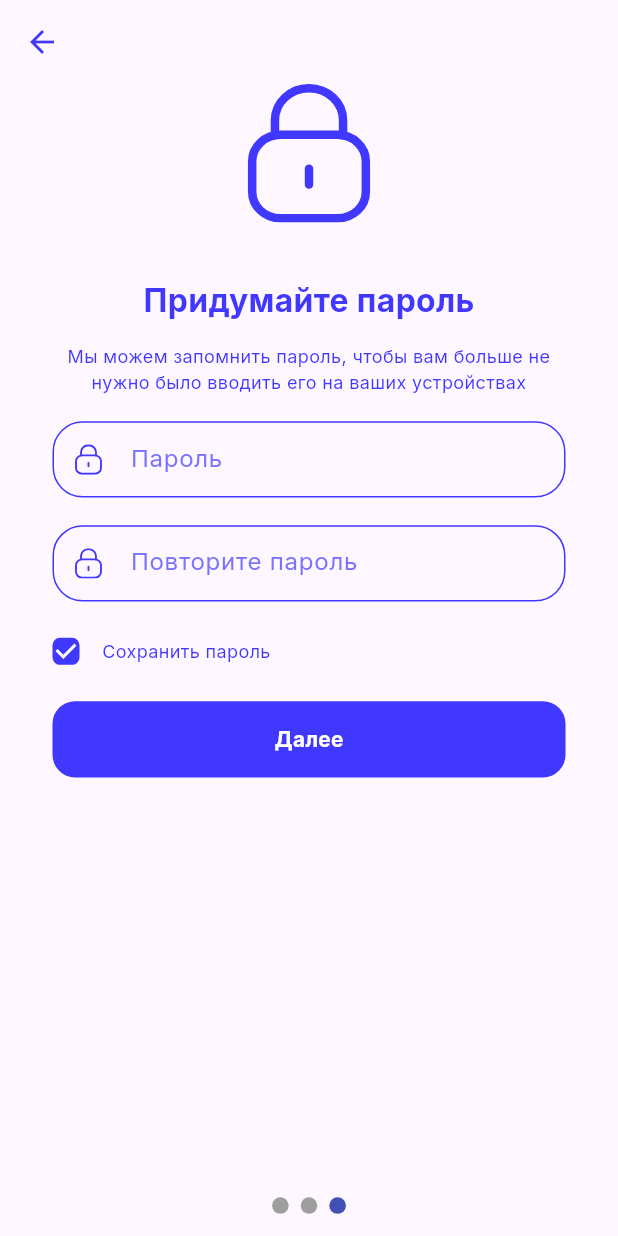
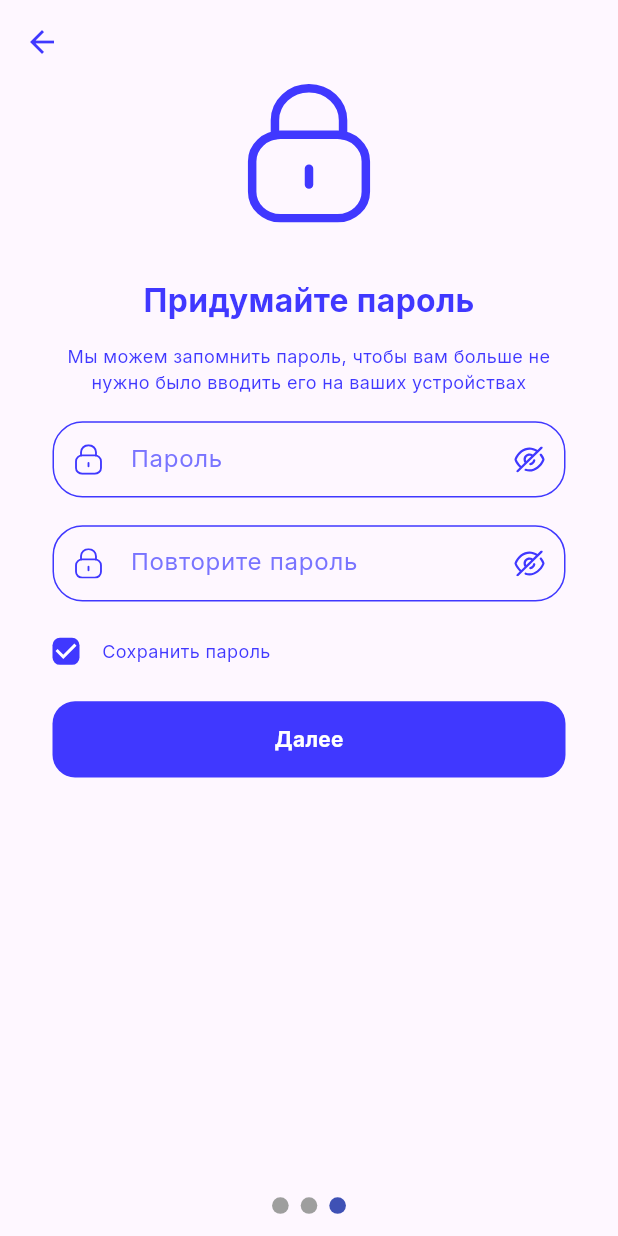
Before and after one commit to ExeLisor/Mashinki, a Flutter app: the screen it shows after launch, swiped to page 3, on a phone screen of 412 x 824 dp. Run offline on Flutter 3.47's test engine with Material 3 defaults, Android fonts, the phone set to English and light mode, and no system bars; drawn by our look-alikes of smooth_page_indicator; our stand-ins replace dio, flutter_svg, get, google_fonts, google_mobile_ads, logger and 3 more.

Commit message:
Added passwords controller

```diff
--- a/lib/const.dart
+++ b/lib/const.dart
@@ -8,14 +8,7 @@ const lockIconAsset = 'assets/icons/lock_icon.png';
 const accountAsset = 'assets/icons/account_icon.svg';
 const emailAsset = 'assets/icons/email_icon.svg';
 const lockAsset = 'assets/icons/lock_icon.svg';
+const lineEye = "assets/icons/line_eye.svg";
 const errorCrossAsset = 'assets/icons/error_cross.svg';
 const correctAnimation = "assets/animations/correct_animation.json";
 const deniedAnimation = "assets/animations/denied_animation.json";
-
-final RegExp nicknameRegExp = RegExp(
-  r'^[a-zA-Z0-9_]+$',
-);
-
-final RegExp emailRegExp = RegExp(
-  r'^[a-zA-Z0-9._%+-]+@[a-zA-Z0-9.-]+\.[a-zA-Z]{2,}$',
-);
--- a/lib/controllers/registration_controller.dart
+++ b/lib/controllers/registration_controller.dart
@@ -1,8 +1,98 @@
 import 'package:mashinki/exports.dart';
+
+class RegistrationPasswordsContoller extends GetxController
+    with GetSingleTickerProviderStateMixin {
+  final TextEditingController passwordFieldController = TextEditingController();
+  final TextEditingController confirmPasswordFieldController =
+      TextEditingController();
+
+  late final AnimationController passwordAnimationController;
+  late final AnimationController confirmPasswordAnimationController;
+
+  final Duration tranistionDuration = const Duration(milliseconds: 500);
+  final Duration completeDuration = const Duration(
+    milliseconds: 1800,
+  );
+  final Duration errorDuration = const Duration(
+    milliseconds: 450,
+  );
+
+  final Curve animationCurve = Curves.easeInOut;
+
+  String errorValidationMessage = "";
+  bool isValidationComplete = false;
+  bool isValidationError = false;
+
+  bool isShowPassword = false;
+  bool isShowConfirmPassword = false;
+
+  @override
+  void onInit() {
+    super.onInit();
+    initPasswordAnimationController();
+    initConfirmPasswordAnimationController();
+  }
+
+  void initPasswordAnimationController() =>
+      passwordAnimationController = AnimationController(
+        vsync: this,
+        duration: const Duration(seconds: 2),
+      );
+
+  void initConfirmPasswordAnimationController() =>
+      confirmPasswordAnimationController = AnimationController(
+        vsync: this,
+        duration: const Duration(seconds: 2),
+      );
+
+  void playPasswordAnimation() {
+    passwordAnimationController.reset();
+    passwordAnimationController.forward();
+  }
+
+  void playConfirmPasswordAnimation() {
+    confirmPasswordAnimationController.reset();
+    confirmPasswordAnimationController.forward();
+  }
+
+  void showPassword() {
+    isShowPassword = !isShowPassword;
+    update();
+  }
+
+  void showConfirmPassword() {
+    isShowConfirmPassword = !isShowConfirmPassword;
+    update();
+  }
+
+  bool matchPasswords(String password, String confirmPassword) =>
+      password.trim() == confirmPassword.trim();
+
+  void submitPasswords() {
+    String password = passwordFieldController.value.text;
+    String confirmPassword = confirmPasswordFieldController.text;
+
+    String validationMessage = validatePassword(password) ?? "";
+    bool isPaswordsMatch = matchPasswords(password, confirmPassword);
+
+    validationMessage.isEmpty && isPaswordsMatch
+        ? validationComplete()
+        : validationError(validationMessage);
+  }
+
+  void validationComplete() {
+    log("VALIDATION COMPLETE");
+  }
+
+  void validationError(String validationMessage) {
+    errorValidationMessage = validationMessage;
+    update();
+  }
+}
 
 class RegistrationController extends GetxController
     with GetSingleTickerProviderStateMixin {
-  final PageController pageController = PageController();
+  final PageController pageController = PageController(initialPage: 2);
   final TextEditingController userNameFieldController = TextEditingController();
   late final AnimationController animationController;
 
--- a/lib/main.dart
+++ b/lib/main.dart
@@ -6,6 +6,7 @@ void main() {
 
   Get.put(RegistrationController());
   Get.put(EmailController());
+  Get.put(RegistrationPasswordsContoller());
 
   runApp(const MainApp());
 }
--- a/lib/screens/log_in_screen/widgets/text_field_log_in.dart
+++ b/lib/screens/log_in_screen/widgets/text_field_log_in.dart
@@ -5,31 +5,29 @@ class CustomTextField extends StatelessWidget {
   final TextEditingController controller;
   final TextInputType keyboardType;
   final bool isPassword;
+  final bool showPassword;
   final String icon;
   final Widget? suffixIcon;
   final Function(String text)? onFieldSubmitted;
 
-  CustomTextField({
+  const CustomTextField({
     super.key,
     required this.hint,
     required this.controller,
     this.keyboardType = TextInputType.text,
     this.isPassword = false,
+    this.showPassword = false,
     this.icon = '',
     this.suffixIcon,
     this.onFieldSubmitted,
   });
-
-  final TextFieldController _textFieldController =
-      Get.put(TextFieldController());
 
   @override
   Widget build(BuildContext context) {
     return SizedBox(
       width: 342.w,
       height: 55.h,
-      child: Obx(
-        () => TextFormField(
+      child: TextFormField(
         controller: controller,
         onTapOutside: (_) => FocusScope.of(context).unfocus(),
         autovalidateMode: AutovalidateMode.always,
@@ -38,7 +36,7 @@ class CustomTextField extends StatelessWidget {
         style: TextStyle(
             color: Theme.of(context).inputDecorationTheme.hintStyle!.color),
         keyboardType: keyboardType,
-          obscureText: _textFieldController.obscureText.value,
+        obscureText: isPassword && !showPassword ? true : false,
         decoration: InputDecoration(
           border: OutlineInputBorder(
             borderRadius: BorderRadius.circular(20),
@@ -63,19 +61,30 @@ class CustomTextField extends StatelessWidget {
                     .color),
           ),
           hintText: hint,
-              prefixIcon: Container(
-                margin: EdgeInsets.all(15.h),
-                child: SizedBox(
-                  child: SvgPicture.asset(
-                    icon,
-                    height: 4.h,
-                    width: 4.h,
-                  ),
-                ),
-              ),
-              suffixIcon: SizedBox(height: 9.h, width: 9.h, child: suffixIcon)),
+          prefixIcon: SvgIcon(assetPath: icon),
+          suffixIcon: suffixIcon,
         ),
       ),
     );
   }
 }
+
+class SvgIcon extends StatelessWidget {
+  const SvgIcon({super.key, required this.assetPath});
+
+  final String assetPath;
+
+  @override
+  Widget build(BuildContext context) {
+    return Container(
+      margin: EdgeInsets.all(15.h),
+      child: SizedBox(
+        child: SvgPicture.asset(
+          assetPath,
+          height: 4.h,
+          width: 4.h,
+        ),
+      ),
+    );
+  }
+}
--- a/lib/screens/registration_screen/widgets/passwords_page.dart
+++ b/lib/screens/registration_screen/widgets/passwords_page.dart
@@ -42,18 +42,45 @@ class RegistrationPasswordsPage extends StatelessWidget {
             "Мы можем запомнить пароль, чтобы вам больше не нужно было вводить его на ваших устройствах",
       );
 
-  Widget _inputPasswordField() => CustomTextField(
-        hint: "Пароль",
-        controller: TextEditingController(),
-        isPassword: false,
-        icon: lockAsset,
+  Widget _inputPasswordField() => GetBuilder<RegistrationPasswordsContoller>(
+        builder: (controller) => CustomTextField(
+          hint: "Пароль",
+          controller: controller.passwordFieldController,
+          isPassword: true,
+          showPassword: controller.isShowPassword,
+          icon: lockAsset,
+          suffixIcon: _showPasswordIcon(),
+        ),
       );
 
-  Widget _confirmPasswordField() => CustomTextField(
-        hint: "Повторите пароль",
-        controller: TextEditingController(),
-        isPassword: false,
-        icon: lockAsset,
+  Widget _showPasswordIcon() => GetBuilder<RegistrationPasswordsContoller>(
+        builder: (controller) => GestureDetector(
+          onTap: controller.showPassword,
+          child: const SvgIcon(
+            assetPath: lineEye,
+          ),
+        ),
+      );
+
+  Widget _confirmPasswordField() => GetBuilder<RegistrationPasswordsContoller>(
+        builder: (controller) => CustomTextField(
+          hint: "Повторите пароль",
+          controller: controller.confirmPasswordFieldController,
+          isPassword: true,
+          showPassword: controller.isShowConfirmPassword,
+          icon: lockAsset,
+          suffixIcon: _showConfirmPasswordIcon(),
+        ),
+      );
+
+  Widget _showConfirmPasswordIcon() =>
+      GetBuilder<RegistrationPasswordsContoller>(
+        builder: (controller) => GestureDetector(
+          onTap: controller.showConfirmPassword,
+          child: const SvgIcon(
+            assetPath: lineEye,
+          ),
+        ),
       );
 
   Widget _savePasswordCheckBox() => Row(
--- a/pubspec.yaml
+++ b/pubspec.yaml
@@ -38,5 +38,6 @@ flutter:
     - assets/icons/email_icon.svg
     - assets/icons/lock_icon.svg
     - assets/icons/error_cross.svg
+    - assets/icons/line_eye.svg
     - assets/animations/correct_animation.json
     - assets/animations/denied_animation.json
```
Also changed, not shown: lib/utils/utils.dart (+20 -2 lines), assets/icons/line_eye.svg (added). Lines whose indentation alone changed are shown as unchanged.
